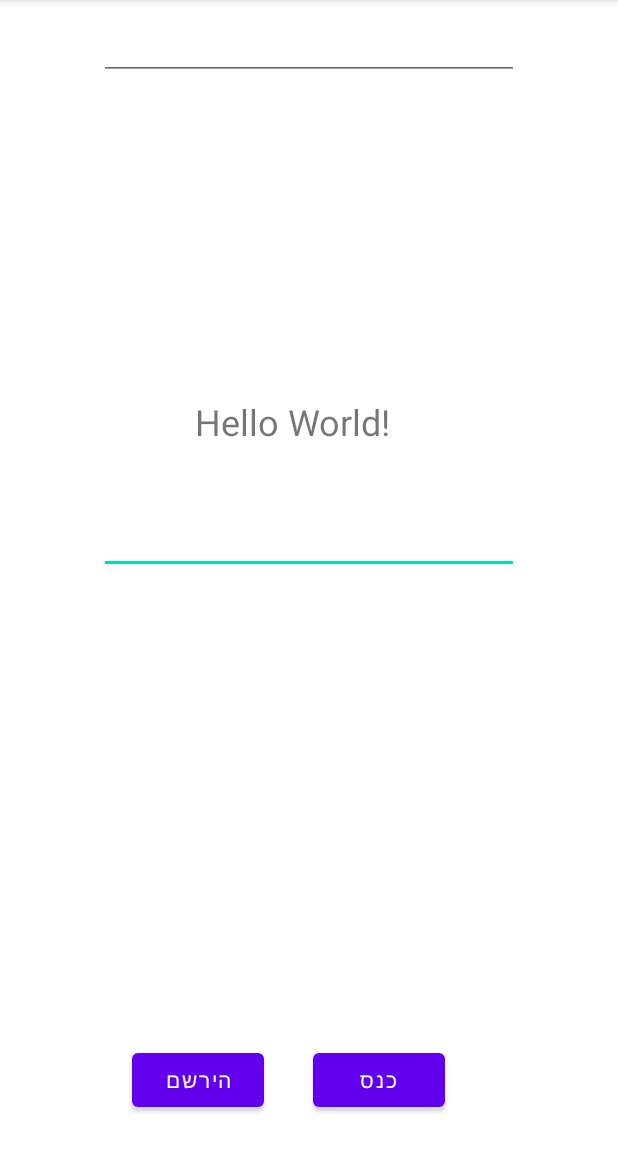
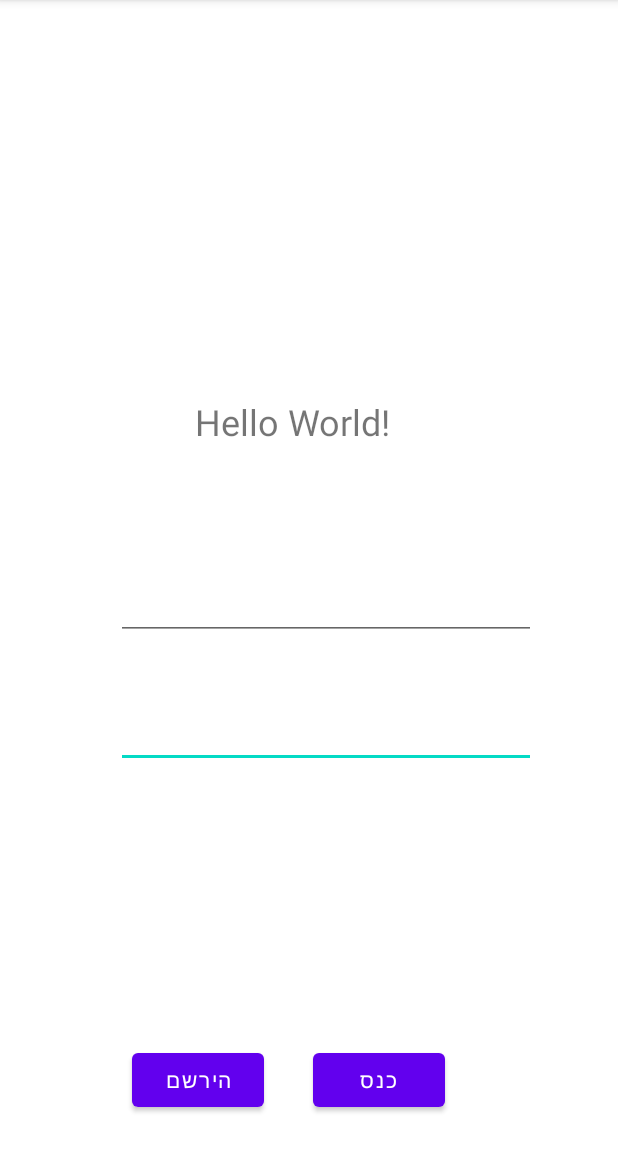
Before and after one commit to rivkaba/SocialTimeBank, an Android app: the screen it shows after launch (LoginActivity), on a phone screen of 412 x 824 dp, the part 84-1236 px from its top. Run offline under Robolectric (Android 15) with nearby library versions, the phone set to English and light mode, and no system bars; our stand-ins replace Firebase (no records; nobody signed in at launch, a user with empty details on screens opened directly).

Commit message:
register password

```diff
--- a/app/build.gradle
+++ b/app/build.gradle
@@ -33,8 +33,8 @@ dependencies {
     implementation 'androidx.appcompat:appcompat:1.4.0'
     implementation 'com.google.android.material:material:1.4.0'
     implementation 'androidx.constraintlayout:constraintlayout:2.1.2'
-    implementation 'com.google.firebase:firebase-auth:19.2.0'
-    testImplementation 'junit:junit:4.+'
+    implementation 'com.google.firebase:firebase-auth:21.0.1'
+    testImplementation 'junit:junit:'
     androidTestImplementation 'androidx.test.ext:junit:1.1.3'
     androidTestImplementation 'androidx.test.espresso:espresso-core:3.4.0'
 }
--- a/app/src/main/res/layout/activity_login.xml
+++ b/app/src/main/res/layout/activity_login.xml
@@ -28,20 +28,22 @@
         android:inputType="textEmailAddress"
         android:textSize="24sp"
         app:layout_constraintEnd_toEndOf="parent"
+        app:layout_constraintHorizontal_bias="0.586"
         app:layout_constraintStart_toStartOf="parent"
-        app:layout_constraintTop_toBottomOf="@+id/textView" />
+        app:layout_constraintTop_toBottomOf="@+id/editTextPassword" />
 
     <EditText
         android:id="@+id/editTextPassword"
         android:layout_width="wrap_content"
         android:layout_height="wrap_content"
-        android:layout_marginTop="32dp"
+        android:layout_marginTop="76dp"
         android:ems="10"
         android:inputType="textPassword"
         android:textSize="24sp"
         app:layout_constraintEnd_toEndOf="parent"
+        app:layout_constraintHorizontal_bias="0.586"
         app:layout_constraintStart_toStartOf="parent"
-        app:layout_constraintTop_toBottomOf="@+id/editTextTextEmailAddress2" />
+        app:layout_constraintTop_toBottomOf="@+id/textView" />
 
     <Button
         android:id="@+id/buttonRegister"
--- a/build.gradle
+++ b/build.gradle
@@ -6,7 +6,7 @@ buildscript {
     }
     dependencies {
         classpath "com.android.tools.build:gradle:7.0.3"
-        classpath 'com.google.gms:google-services:4.3.3'
+        classpath 'com.google.gms:google-services:4.3.10'
 
         // NOTE: Do not place your application dependencies here; they belong
         // in the individual module build.gradle files
```
Also changed, not shown: app/src/main/java/com/Rivkaba/SocialTimeBank/LoginActivity.java (+5 -2 lines).
